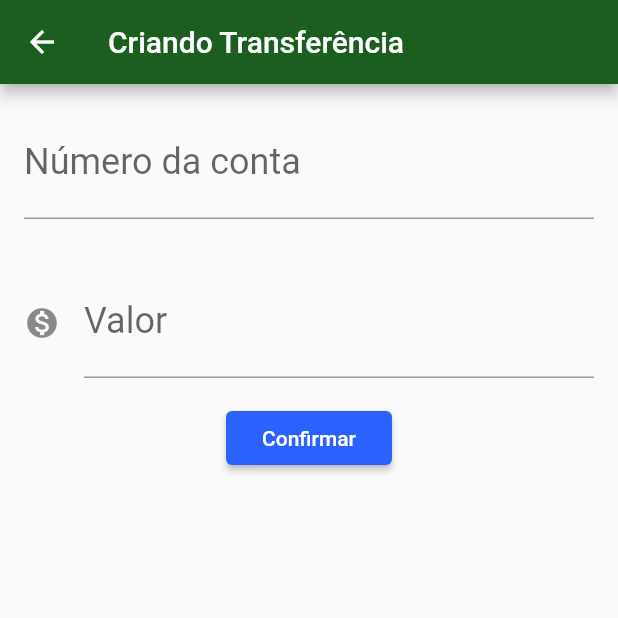
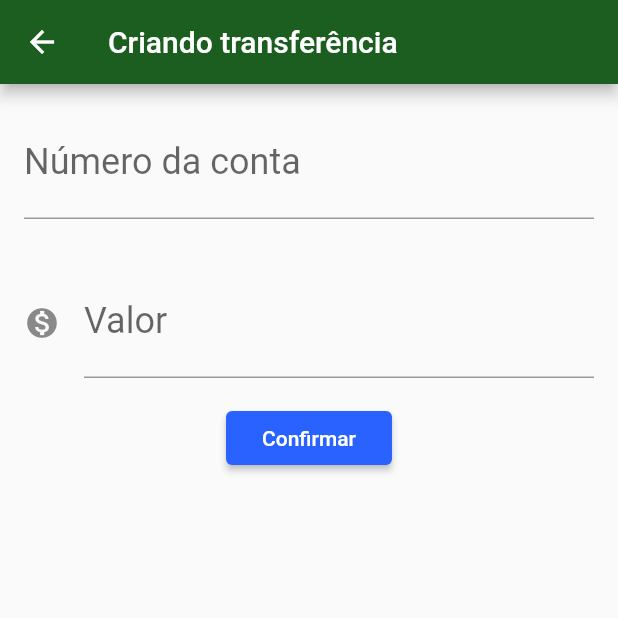
Before and after one commit to mcarval4/bytebank, a Flutter app: the screen it shows after launch, after a tap on the "add" icon, on a phone screen of 412 x 824 dp, the top half of it. Run offline on Flutter 3.47's test engine with Material 2 defaults, Android fonts, the phone set to English and light mode, and no system bars.

Commit message:
Refatoraçao do app

```diff
--- a/lib/components/editor.dart
+++ b/lib/components/editor.dart
@@ -6,7 +6,12 @@ class Editor extends StatelessWidget {
   final String dica;
   final IconData icone;
 
-  Editor({this.controlador, this.rotulo, this.dica, this.icone});
+  Editor({
+    this.controlador,
+    this.rotulo,
+    this.dica,
+    this.icone,
+  });
 
   @override
   Widget build(BuildContext context) {
--- a/lib/main.dart
+++ b/lib/main.dart
@@ -12,8 +12,8 @@ class BytebankApp extends StatelessWidget {
         accentColor: Colors.blueAccent[700],
         buttonTheme: ButtonThemeData(
           buttonColor: Colors.blueAccent[700],
-          textTheme: ButtonTextTheme.primary
-        )
+          textTheme: ButtonTextTheme.primary,
+        ),
       ),
       home: ListaTransferencias(),
     );
--- a/lib/models/transferencia.dart
+++ b/lib/models/transferencia.dart
@@ -1,4 +1,3 @@
-
 class Transferencia {
   final double valor;
   final int numeroConta;
@@ -7,6 +6,6 @@ class Transferencia {
 
   @override
   String toString() {
-    return 'Transferencia{valor: $valor, numeroConta: $numeroConta}';
+    return 'Transferencia{valor: $valor, numeroConta: $numeroConta,}';
   }
 }
--- a/lib/screens/transferencia/formulario.dart
+++ b/lib/screens/transferencia/formulario.dart
@@ -1,6 +1,16 @@
 import 'package:bytebank/components/editor.dart';
 import 'package:bytebank/models/transferencia.dart';
 import 'package:flutter/material.dart';
+
+const _tituloAppBar = 'Criando transferência';
+
+const _rotuloCampoConta = 'Número da conta';
+const _dicaCampoConta = '0000';
+
+const _rotuloCampoValor = 'Valor';
+const _dicaCampoValor = 'R\$0,00';
+
+const _btnConfirmar = 'Confirmar';
 
 class FormularioTransferencia extends StatefulWidget {
   @override
@@ -18,24 +28,24 @@ class FormularioTransferenciaState extends State<FormularioTransferencia> {
   Widget build(BuildContext context) {
     return Scaffold(
       appBar: AppBar(
-        title: Text('Criando Transferência'),
+        title: Text(_tituloAppBar),
       ),
       body: SingleChildScrollView(
         child: Column(
           children: <Widget>[
             Editor(
               controlador: _controladorCampoNumeroConta,
-              dica: '0000',
-              rotulo: 'Número da conta',
+              dica: _dicaCampoConta,
+              rotulo: _rotuloCampoConta,
             ),
             Editor(
               controlador: _controladorCampoValor,
-              dica: 'R\$0,00',
-              rotulo: 'Valor',
+              dica: _dicaCampoValor,
+              rotulo: _rotuloCampoValor,
               icone: Icons.monetization_on,
             ),
             RaisedButton(
-              child: Text('Confirmar'),
+              child: Text(_btnConfirmar),
               onPressed: () => _criaTransferencia(context),
             ),
           ],
--- a/lib/screens/transferencia/lista.dart
+++ b/lib/screens/transferencia/lista.dart
@@ -1,6 +1,8 @@
 import 'package:bytebank/models/transferencia.dart';
 import 'package:bytebank/screens/transferencia/formulario.dart';
 import 'package:flutter/material.dart';
+
+const _tituloAppBar = 'Transferências';
 
 class ListaTransferencias extends StatefulWidget {
   final List<Transferencia> _transferencias = List();
@@ -16,7 +18,7 @@ class ListaTransferenciasState extends State<ListaTransferencias> {
   Widget build(BuildContext context) {
     return Scaffold(
       appBar: AppBar(
-        title: Text('Transferências'),
+        title: Text(_tituloAppBar),
       ),
       body: ListView.builder(
         itemCount: widget._transferencias.length,
@@ -28,22 +30,22 @@ class ListaTransferenciasState extends State<ListaTransferencias> {
       floatingActionButton: FloatingActionButton(
         child: Icon(Icons.add),
         onPressed: () {
-          final Future<Transferencia> future =
-              Navigator.push(context, MaterialPageRoute(builder: (context) {
+          Navigator.push(context, MaterialPageRoute(builder: (context) {
             return FormularioTransferencia();
-          }));
-          future.then((transferenciaRecebida) {
-            Future.delayed(Duration(seconds: 5), () {
-              debugPrint('chegou no then do future');
-              debugPrint('$transferenciaRecebida');
-              if (transferenciaRecebida != null) {
-                widget._transferencias.add(transferenciaRecebida);
-              }
-            });
-          });
+          })).then(
+            (transferenciaRecebida) => _atualiza(transferenciaRecebida),
+          );
         },
       ),
     );
+  }
+
+  void _atualiza(Transferencia transferenciaRecebida) {
+    if (transferenciaRecebida != null) {
+      setState(() {
+        widget._transferencias.add(transferenciaRecebida);
+      });
+    }
   }
 }
 
```
Also changed, not shown: 1 other file.
